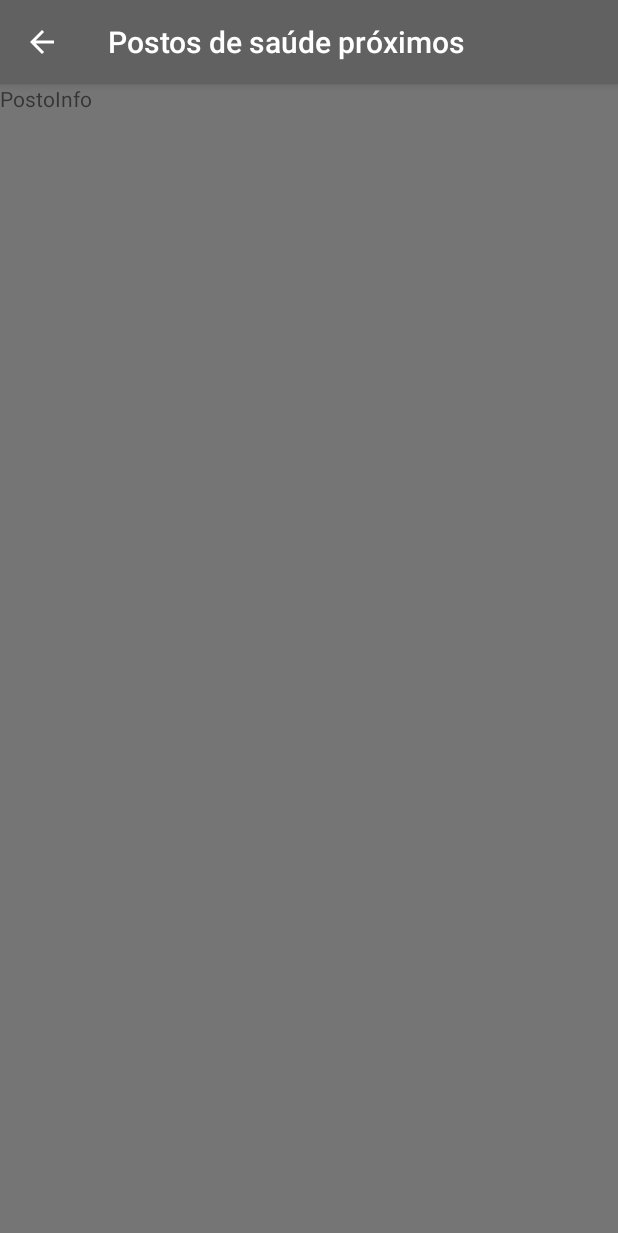
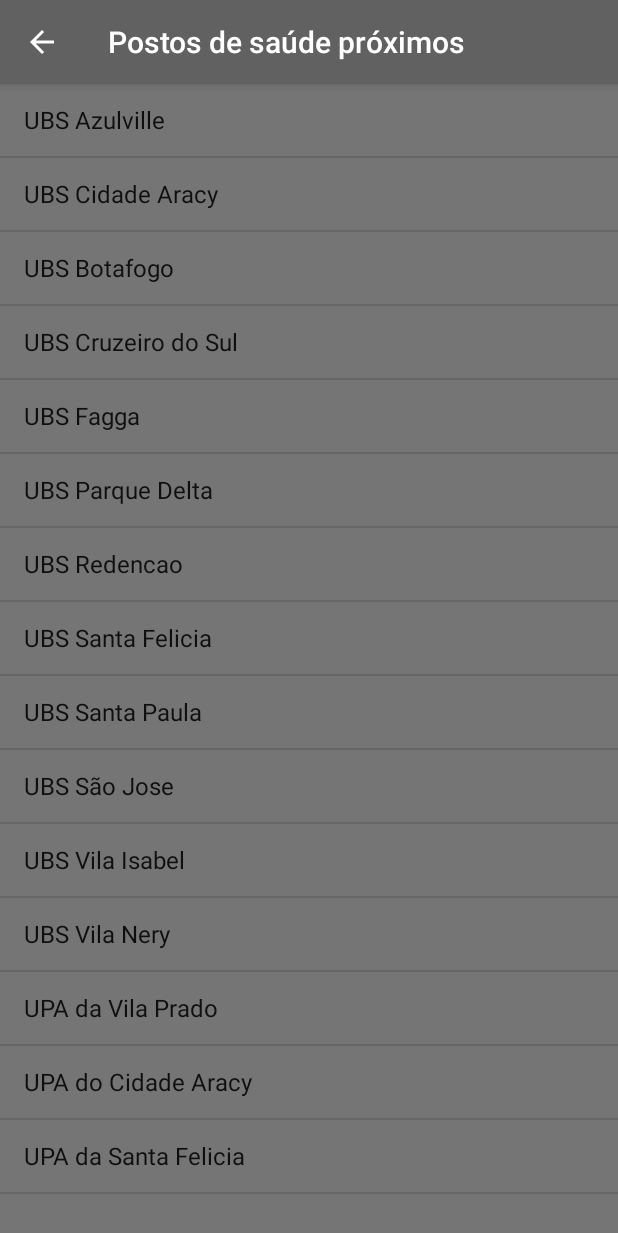
Before and after one commit to felipequecole/ZikApp, an Android app: the PostosInfo screen opened directly, with no data from a screen before it, on a phone screen of 412 x 824 dp. Shown: the top 1233 px of the screen. Run offline under Robolectric (Android 15) with nearby library versions, the phone set to English and light mode, and no system bars.

Commit message:
"Implementado lista de postos, persistencia de dados e mapa"

```diff
--- a/app/src/main/java/com/example/frankson/zikapp/PostosInfo.java
+++ b/app/src/main/java/com/example/frankson/zikapp/PostosInfo.java
@@ -1,12 +1,24 @@
 package com.example.frankson.zikapp;
 
+import android.content.Intent;
+import android.content.SharedPreferences;
+import android.net.Uri;
+import android.os.Bundle;
 import android.support.v7.app.ActionBar;
 import android.support.v7.app.AppCompatActivity;
-import android.os.Bundle;
 import android.view.MenuItem;
+import android.view.View;
+import android.widget.AdapterView;
+import android.widget.ArrayAdapter;
+import android.widget.ListView;
+import android.widget.Toast;
+
+import java.util.ArrayList;
+import java.util.List;
+
 
 public class PostosInfo extends AppCompatActivity {
-
+    ListView listView;
     @Override
     protected void onCreate(Bundle savedInstanceState) {
         super.onCreate(savedInstanceState);
@@ -15,6 +27,73 @@ public class PostosInfo extends AppCompatActivity {
         ActionBar actionBar = getSupportActionBar();
         actionBar.setTitle("Postos de saúde próximos");
         actionBar.setDisplayHomeAsUpEnabled(true);
+
+        SharedPreferences.Editor editor = getSharedPreferences("posto_data", MODE_PRIVATE).edit();
+
+        //Enderecos de unidades basica de saudes default
+        editor.putString("UBS Azulville", "Rua Madre Marie Blanche, 1021");
+        editor.putString("UBS Cidade Aracy","UBS Cidade Aracy - Rua Sebastião Lemos, São Carlos");
+        editor.putString("UBS Botafogo","Av. José Pereira Lopes, 1650 - Jardim Botafogo 1, São Carlos - SP, 12547-300");
+        editor.putString("UBS Cruzeiro do Sul","Rua Basílio Dibbo, 1055 - Vila Morumbi, São Carlos - State of São Paulo");
+        editor.putString("UBS Fagga","Av. João de Lourenço, 44 - Maria Stella Faga, São Carlos - SP");
+        editor.putString("UBS Parque Delta","R. Pedro Cavarette, 151 - Jardim Hikare, São Carlos - SP, 13564-490");
+        editor.putString("UBS Redencao","R. Des. Júlio de Faria, 1700 - Vila Prado, São Carlos - SP, 13575-006");
+        editor.putString("UBS Santa Felicia","R. Joaquim Augusto Ribeiro de Souza, 40 - Santa Felícia, São Carlos - SP, 13562-100");
+        editor.putString("UBS Santa Paula","Rua Luiz Saia, 44 - Parque Arnold Schimidt, São Carlos - SP, 13564-010");
+        editor.putString("UBS São Jose","Av. Araraquara, 422 - Vila Brasilia, São Carlos - SP, 13566-770");
+        editor.putString("UBS Vila Isabel","R. Vicente de Carvalho, 566 - Vila Marcelino, São Carlos - SP, 13570-593");
+        editor.putString("UBS Vila Nery","R. da Imprensa, 410 - Vila Faria, São Carlos - SP, 13569-160");
+
+        //Enderecos Unidade de pronto atendimento default
+        editor.putString("UPA da Vila Prado","Av. Grécia, 229 - Vila Prado, São Carlos - SP, 13574-140");
+        editor.putString("UPA do Cidade Aracy","R. Sebastião Lemos, 426 - Cidade Aracy, São Carlos - SP, 13560-970");
+        editor.putString("UPA da Santa Felicia","Rua João Navarro, s/n - Santa Felícia, São Carlos - SP, 13563-714");
+
+        editor.apply();
+
+
+        List postos = new ArrayList<String>();
+        postos.add("UBS Azulville");
+        postos.add("UBS Cidade Aracy");
+        postos.add("UBS Botafogo");
+        postos.add("UBS Cruzeiro do Sul");
+        postos.add("UBS Fagga");
+        postos.add("UBS Parque Delta");
+        postos.add("UBS Redencao");
+        postos.add("UBS Santa Felicia");
+        postos.add("UBS Santa Paula");
+        postos.add("UBS São Jose");
+        postos.add("UBS Vila Isabel");
+        postos.add("UBS Vila Nery");
+        postos.add("UPA da Vila Prado");
+        postos.add("UPA do Cidade Aracy");
+        postos.add("UPA da Santa Felicia");
+
+        listView = (ListView) findViewById(R.id.list_view_postos);
+        ArrayAdapter<String> mAdapter = new ArrayAdapter<String>(PostosInfo.this,android.R.layout.simple_list_item_1,postos);
+
+        listView.setOnItemClickListener(new AdapterView.OnItemClickListener() {
+            @Override
+            public void onItemClick(AdapterView<?> adapterView, View view, int i, long l) {
+
+                String key = (String)listView.getItemAtPosition(i).toString();
+                SharedPreferences prefs = getSharedPreferences("posto_data", MODE_PRIVATE);
+                String endereco = prefs.getString(key, null);
+
+                Intent intentMapa = new Intent(Intent.ACTION_VIEW);
+                intentMapa.setData(Uri.parse("geo:0,0?q=" + endereco));
+                if(intentMapa.resolveActivity(getPackageManager()) != null) {
+                    startActivity(intentMapa);
+                }else {
+                    Toast toast = Toast.makeText(PostosInfo.this, "Impossível abrir o recurso", Toast.LENGTH_LONG);
+                    toast.show();
+                }
+
+            }
+        });
+
+        listView.setAdapter(mAdapter);
+
     }
 
     @Override
@@ -26,4 +105,6 @@ public class PostosInfo extends AppCompatActivity {
         }
         return super.onOptionsItemSelected(item);
     }
+
+
 }
--- a/app/src/main/res/layout/activity_postos_info.xml
+++ b/app/src/main/res/layout/activity_postos_info.xml
@@ -6,11 +6,9 @@
     android:layout_height="match_parent"
     tools:context="com.example.frankson.zikapp.PostosInfo">
 
-    <TextView
-        android:id="@+id/textView4"
-        android:layout_width="wrap_content"
-        android:layout_height="wrap_content"
-        android:text="PostoInfo"
-        tools:layout_editor_absoluteX="16dp"
-        tools:layout_editor_absoluteY="16dp" />
+    <ListView
+        android:id="@+id/list_view_postos"
+        android:layout_width="match_parent"
+        android:layout_height="match_parent" />
+
 </RelativeLayout>
--- a/app/src/main/res/values/strings.xml
+++ b/app/src/main/res/values/strings.xml
@@ -36,4 +36,5 @@
     <string name="pref_ringtone_silent">Silent</string>
 
     <string name="pref_title_vibrate">Vibrate</string>
+
 </resources>
```
